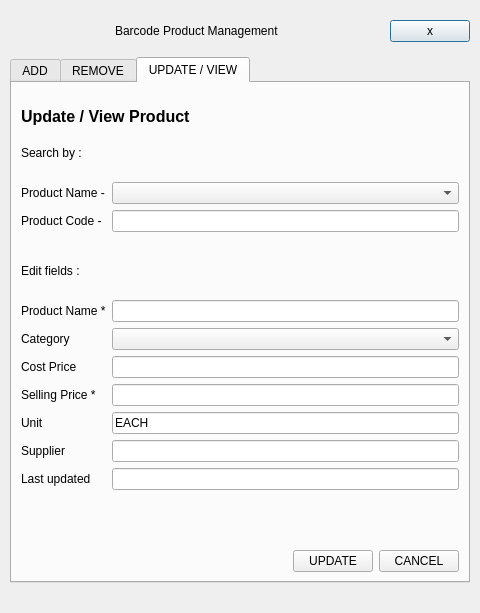
The window that Project/ui/product_menu.ui (Selvam-T/POS) describes before a commit, drawn with Qt 5.
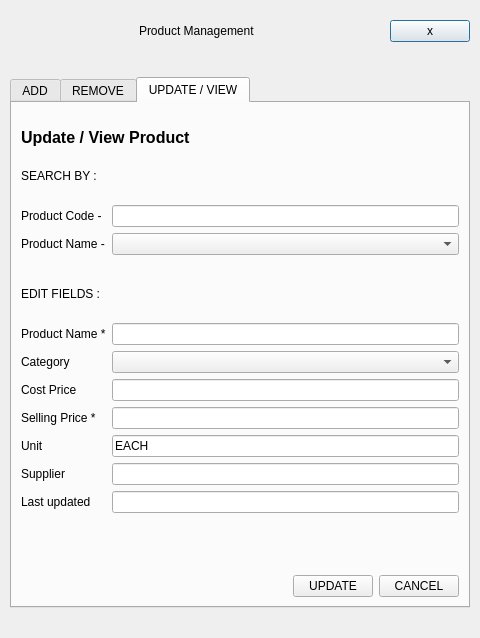
The same window after the commit. The open tabs and pages were chosen to show the change.

Commit message: Update product_menu: scanner-enabled modal flow, ADD-first focus rules, cache-backed CRUD, and refreshed documentation

The edit to the form file:
```diff
--- a/Project/ui/product_menu.ui
+++ b/Project/ui/product_menu.ui
@@ -7,7 +7,7 @@
     <x>0</x>
     <y>0</y>
     <width>480</width>
-    <height>613</height>
+    <height>638</height>
    </rect>
   </property>
   <layout class="QVBoxLayout" name="verticalLayout">
@@ -60,7 +60,7 @@
       <item>
        <widget class="QLabel" name="customTitle">
         <property name="text">
-         <string>Barcode Product Management</string>
+         <string>Product Management</string>
         </property>
        </widget>
       </item>
@@ -90,6 +90,22 @@
      </layout>
     </widget>
    </item>
+   <item>
+    <spacer name="verticalSpacer_10">
+     <property name="orientation">
+      <enum>Qt::Vertical</enum>
+     </property>
+     <property name="sizeType">
+      <enum>QSizePolicy::Fixed</enum>
+     </property>
+     <property name="sizeHint" stdset="0">
+      <size>
+       <width>20</width>
+       <height>20</height>
+      </size>
+     </property>
+    </spacer>
+   </item>
    <item>
     <widget class="QTabWidget" name="tabWidget">
      <property name="currentIndex">
@@ -527,7 +543,7 @@
          <item row="0" column="0">
           <widget class="QLabel" name="search2SubLbl">
            <property name="text">
-            <string>Search by :</string>
+            <string>SEARCH BY :</string>
            </property>
           </widget>
          </item>
@@ -564,25 +580,25 @@
           </spacer>
          </item>
          <item row="2" column="0">
+          <widget class="QLabel" name="updateProductCodeFieldLbl">
+           <property name="text">
+            <string>Product Code - </string>
+           </property>
+          </widget>
+         </item>
+         <item row="2" column="1">
+          <widget class="QLineEdit" name="updateProductCodeLineEdit"/>
+         </item>
+         <item row="3" column="0">
           <widget class="QLabel" name="updateSearchFieldLbl">
            <property name="text">
             <string>Product Name -</string>
            </property>
           </widget>
          </item>
-         <item row="2" column="1">
+         <item row="3" column="1">
           <widget class="QComboBox" name="updateSearchComboBox"/>
          </item>
-         <item row="3" column="0">
-          <widget class="QLabel" name="updateProductCodeFieldLbl">
-           <property name="text">
-            <string>Product Code - </string>
-           </property>
-          </widget>
-         </item>
-         <item row="3" column="1">
-          <widget class="QLineEdit" name="updateProductCodeLineEdit"/>
-         </item>
          <item row="4" column="0">
           <spacer name="verticalSpacer_3">
            <property name="orientation">
@@ -618,7 +634,7 @@
          <item row="5" column="0">
           <widget class="QLabel" name="editSubLbl">
            <property name="text">
-            <string>Edit fields :</string>
+            <string>EDIT FIELDS :</string>
            </property>
           </widget>
          </item>
```
Left out of the diff: 32 changed lines with no effect on the pictures. The commit also changes 14 other files.
